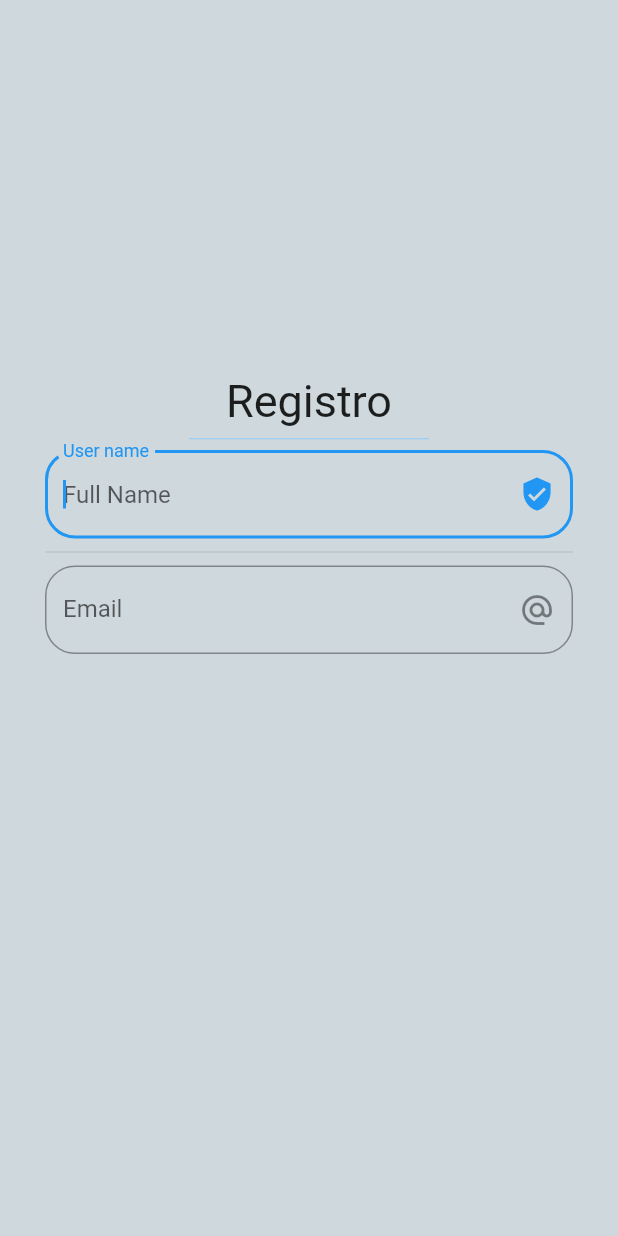
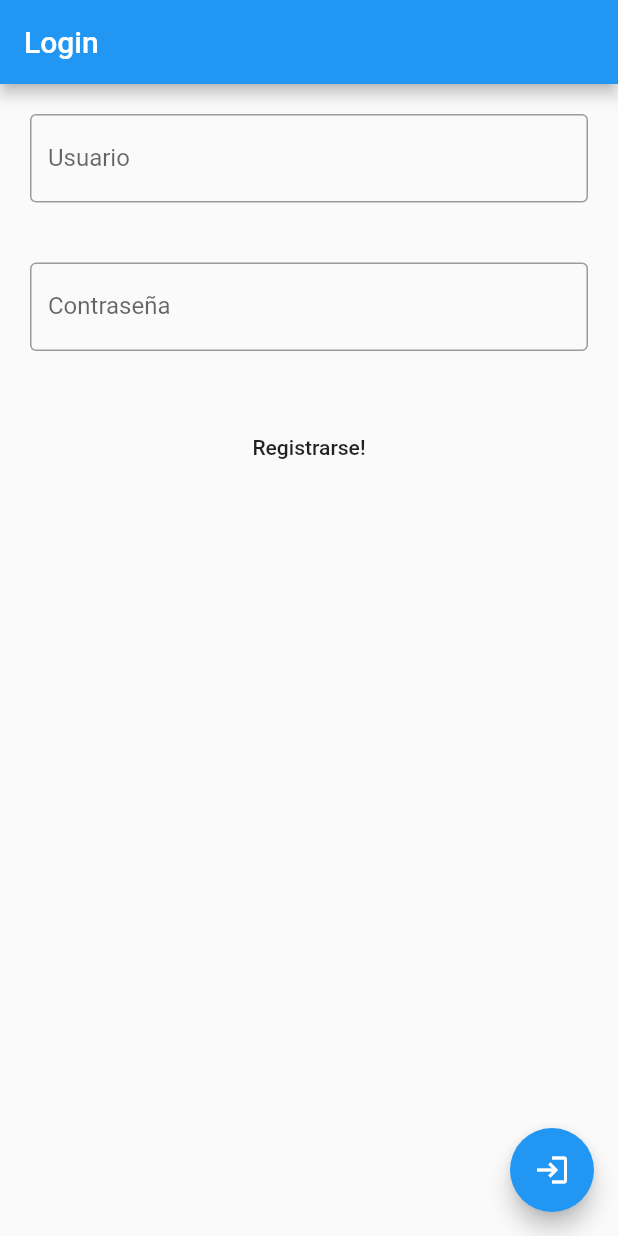
Before and after one commit to jlhernandez10/proyecto_equipo6, a Flutter app: the screen it shows after launch, on a phone screen of 412 x 824 dp. Run offline on Flutter 3.47's test engine with Material 2 defaults, Android fonts, the phone set to English and light mode, and no system bars; Roboto replaces fonts that are missing (nunito).

Commit message:
Se realizaron cambios y se incluyeron .dart

```diff
--- a/lib/main.dart
+++ b/lib/main.dart
@@ -1,15 +1,7 @@
 import 'package:flutter/material.dart';
-import 'package:proyecto_equipo6/src/app.dart';
 
-void main() => runApp(MyApp());
+import 'ui/app.dart';
 
-class MyApp extends StatelessWidget {
-  @override
-  Widget build(BuildContext context) {
-    return MaterialApp(
-      debugShowCheckedModeBanner: false,
-      title: 'Registro',
-      home: RegistroForm(),
-    );
-  }
+void main() {
+  runApp(const App());
 }
--- a/lib/src/app.dart
+++ /dev/null
@@ -1,65 +0,0 @@
-import 'package:flutter/material.dart';
-
-class RegistroForm extends StatefulWidget {
-  RegistroForm({Key? key}) : super(key: key);
-
-  @override
-  _RegistroFormState createState() => _RegistroFormState();
-}
-
-class _RegistroFormState extends State<RegistroForm> {
-  String _nombre;
-  String _email;
-  String _password;
-
-  @override
-  Widget build(BuildContext context) {
-    return Scaffold(
-      backgroundColor: Colors.blueGrey[100],
-      body: ListView(
-        padding: EdgeInsets.symmetric(horizontal: 30.0, vertical: 250.0),
-        children: <Widget>[
-          Column(
-            mainAxisAlignment: MainAxisAlignment.center,
-            children: [
-              Text(
-                'Registro',
-                style: TextStyle(fontFamily: 'nunito', fontSize: 30.0),
-              ),
-              SizedBox(
-                width: 160.0,
-                height: 15.0,
-                child: Divider(color: Colors.blue[200]),
-              ),
-              TextField(
-                enableInteractiveSelection: false,
-                autofocus: true,
-                textCapitalization: TextCapitalization.characters,
-                decoration: InputDecoration(
-                    hintText: 'Full Name',
-                    labelText: 'User name',
-                    suffixIcon: Icon(Icons.verified_user),
-                    border: OutlineInputBorder(
-                        borderRadius: BorderRadius.circular(20.0))),
-                onSubmitted: (valor) {
-                  _nombre = valor;
-                  print('El nombre es $_nombre');
-                },
-              ),
-              Divider(
-                height: 18.0,
-              ),
-              TextField(
-                  decoration: InputDecoration(
-                      hintText: 'Email',
-                      labelText: 'Email',
-                      suffixIcon: Icon(Icons.alternate_email),
-                      border: OutlineInputBorder(
-                          borderRadius: BorderRadius.circular(20.0))))
-            ],
-          )
-        ],
-      ),
-    );
-  }
-}
--- /dev/null
+++ b/lib/ui/app.dart
@@ -0,0 +1,31 @@
+import 'package:flutter/material.dart';
+import 'package:proyecto_equipo6/ui/pages/content.dart';
+import 'package:proyecto_equipo6/ui/pages/login.dart';
+import 'package:proyecto_equipo6/ui/pages/register.dart';
+
+class App extends StatelessWidget {
+  const App({Key? key}) : super(key: key);
+
+  // This widget is the root of your application.
+  @override
+  Widget build(BuildContext context) {
+    return MaterialApp(
+      debugShowCheckedModeBanner: false,
+      title: 'Red Social',
+      theme: ThemeData(
+        primarySwatch: Colors.blue,
+      ),
+      initialRoute: '/',
+      routes: {
+        // When navigating to the "/" route, build the FirstScreen widget.
+        '/': (context) => const LoginPage(
+              title: 'Login',
+            ),
+        '/register': (context) => const RegisterPage(
+              title: 'Registro',
+            ),
+        '/content': (context) => const ContentPage(title: 'Posts'),
+      },
+    );
+  }
+}
--- /dev/null
+++ b/lib/ui/pages/login.dart
@@ -0,0 +1,73 @@
+import 'package:flutter/material.dart';
+
+class LoginPage extends StatefulWidget {
+  const LoginPage({Key? key, required this.title}) : super(key: key);
+
+  final String title;
+
+  @override
+  State<LoginPage> createState() => _LoginPageState();
+}
+
+class _LoginPageState extends State<LoginPage> {
+  @override
+  Widget build(BuildContext context) {
+    return Scaffold(
+      appBar: AppBar(
+        title: Text(widget.title),
+      ),
+      body: Center(
+        child: Column(
+          crossAxisAlignment: CrossAxisAlignment.stretch,
+          children: [
+            // Primer Input
+            Center(
+              child: Container(
+                margin: const EdgeInsets.all(20.0),
+                child: TextField(
+                  decoration: const InputDecoration(
+                    border: OutlineInputBorder(),
+                    labelText: 'Usuario',
+                  ),
+                  onChanged: (text) {},
+                ),
+              ),
+            ),
+            // Segundo Input
+            Center(
+              child: Container(
+                margin: const EdgeInsets.all(20.0),
+                child: TextField(
+                  decoration: const InputDecoration(
+                    border: OutlineInputBorder(),
+                    labelText: 'Contraseña',
+                  ),
+                  onChanged: (text) {},
+                ),
+              ),
+            ),
+            // Boton de Registro
+            Center(
+              child: Container(
+                margin: const EdgeInsets.all(20.0),
+                child: MaterialButton(
+                  child: const Text("Registrarse!"),
+                  onPressed: () {
+                    Navigator.pushNamed(context, '/register');
+                  },
+                ),
+              ),
+            ),
+          ],
+        ),
+      ),
+      floatingActionButton: FloatingActionButton(
+        onPressed: () {
+          Navigator.pushNamed(context, '/content');
+        },
+        tooltip: 'Login',
+        child: const Icon(Icons.login),
+      ), // This trailing comma makes auto-formatting nicer for build methods.
+    );
+  }
+}
```
Also changed, not shown: lib/ui/pages/content.dart (added, +70 -0 lines), lib/ui/pages/register.dart (added, +106 -0 lines), images/icono.png (deleted), lib/ui/pages/content_detail.dart (added), 1 other file.
